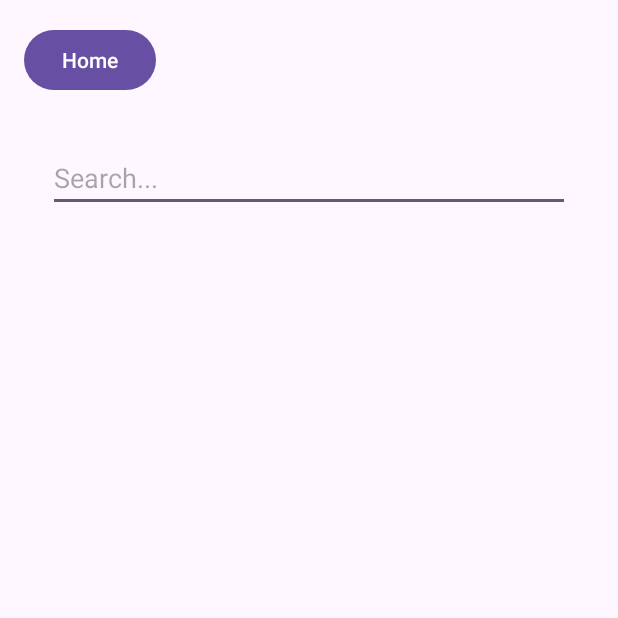
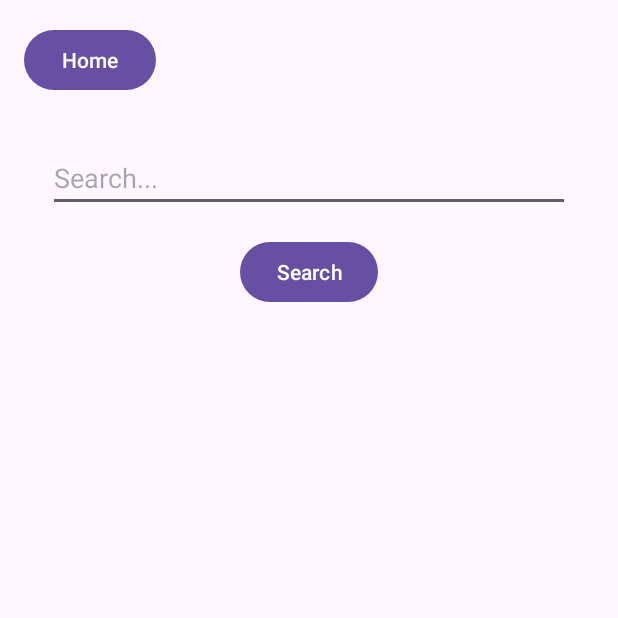
Before and after one commit to ThorriThorskur/LootApp, an Android app: the SearchActivity screen opened directly, with no data from a screen before it, on a phone screen of 412 x 824 dp, the top half of it. Run offline under Robolectric (Android 15) with nearby library versions, the phone set to English and light mode, and no system bars; pictures from the network do not load.

Commit message:
search og add card

```diff
--- a/app/src/main/java/is/hbv501g/lootapp/DashboardActivity.java
+++ b/app/src/main/java/is/hbv501g/lootapp/DashboardActivity.java
@@ -60,6 +60,7 @@ public class DashboardActivity extends AppCompatActivity {
                 startActivity(intent);
             }
         });
+
         // Logout: clear session and return to LoginActivity
         buttonLogout.setOnClickListener(new View.OnClickListener() {
             @Override
--- a/app/src/main/res/layout/activity_search.xml
+++ b/app/src/main/res/layout/activity_search.xml
@@ -16,7 +16,7 @@
         app:layout_constraintStart_toStartOf="parent"
         android:layout_margin="16dp"/>
 
-    <!-- Search Bar Placeholder -->
+    <!-- Search Bar -->
     <EditText
         android:id="@+id/editTextSearch"
         android:layout_width="0dp"
@@ -27,13 +27,25 @@
         app:layout_constraintEnd_toEndOf="parent"
         android:layout_margin="32dp"/>
 
+    <!-- Search Button -->
+    <Button
+        android:id="@+id/buttonSearch"
+        android:layout_width="wrap_content"
+        android:layout_height="wrap_content"
+        android:text="Search"
+        app:layout_constraintTop_toBottomOf="@id/editTextSearch"
+        app:layout_constraintStart_toStartOf="parent"
+        app:layout_constraintEnd_toEndOf="parent"
+        android:layout_marginTop="16dp"/>
+
+    <!-- RecyclerView for Cards -->
     <androidx.recyclerview.widget.RecyclerView
         android:id="@+id/recyclerViewCards"
         android:layout_width="0dp"
         android:layout_height="0dp"
+        app:layout_constraintTop_toBottomOf="@id/buttonSearch"
         app:layout_constraintBottom_toBottomOf="parent"
+        app:layout_constraintStart_toStartOf="parent"
         app:layout_constraintEnd_toEndOf="parent"
-        app:layout_constraintStart_toStartOf="parent"
-        app:layout_constraintTop_toTopOf="parent" />
-
+        android:layout_margin="16dp"/>
 </androidx.constraintlayout.widget.ConstraintLayout>
```
Also changed, not shown: app/src/main/java/is/hbv501g/lootapp/SearchActivity.java (+39 -6 lines).
